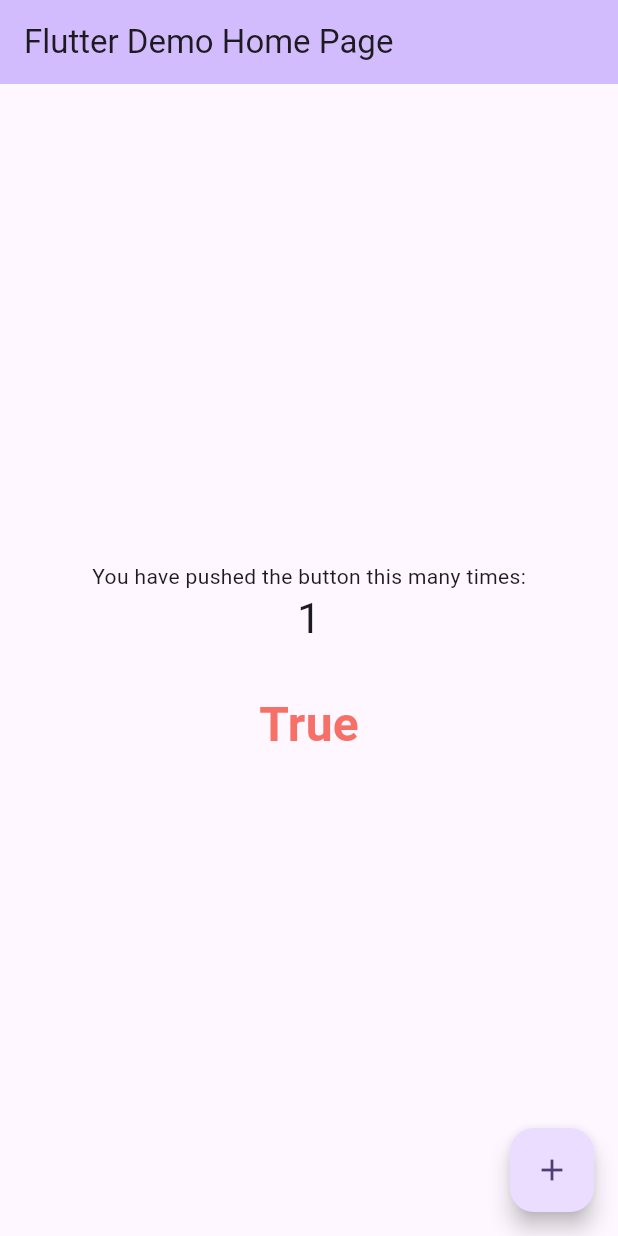
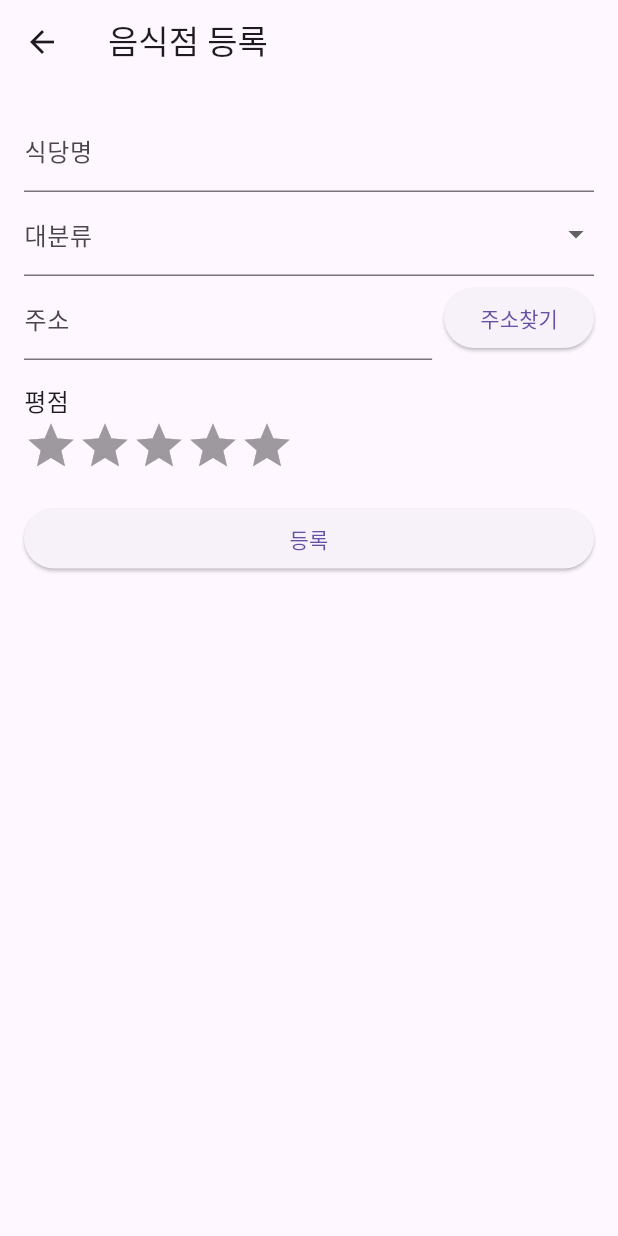
Before and after one commit to conon25/flutter-practice2, a Flutter app: the screen it shows after launch, after a tap on the "add" icon, on a phone screen of 412 x 824 dp. Run offline on Flutter 3.47's test engine with Material 3 defaults, Android fonts, the phone set to English and light mode, and no system bars; drawn by our look-alikes of flutter_rating_bar; missing offline and left inert: daum_postcode_search.

Commit message:
박기태

```diff
--- /dev/null
+++ b/lib/AddRestaurantScreen.dart
@@ -0,0 +1,166 @@
+import 'package:flutter/material.dart';
+import 'package:flutter_rating_bar/flutter_rating_bar.dart';
+import 'package:daum_postcode_search/daum_postcode_search.dart';
+import 'restaurant.dart';
+
+final categories = {
+  '한식': ['분식', '고기집', '국밥'],
+  '중식': ['짜장면', '짬뽕'],
+  '일식': ['스시', '라멘'],
+  '양식': ['파스타', '스테이크'],
+  '기타': ['패스트푸드', '카페']
+};
+
+class AddRestaurantScreen extends StatefulWidget {
+  @override
+  _AddRestaurantScreenState createState() => _AddRestaurantScreenState();
+}
+
+class _AddRestaurantScreenState extends State<AddRestaurantScreen> {
+  final _formKey = GlobalKey<FormState>();
+  String name = '';
+  String? selectedCategory;
+  String? selectedSubCategory;
+  String address = '';
+  double rating = 0.0;
+  final TextEditingController addressController = TextEditingController();
+
+  @override
+  void dispose() {
+    addressController.dispose();
+    super.dispose();
+  }
+
+  @override
+  Widget build(BuildContext context) {
+    return Scaffold(
+      appBar: AppBar(title: Text('음식점 등록')),
+      body: Padding(
+        padding: EdgeInsets.all(16),
+        child: Form(
+          key: _formKey,
+          child: ListView(
+            children: [
+              TextFormField(
+                decoration: InputDecoration(labelText: '식당명'),
+                onSaved: (val) => name = val ?? '',
+                validator: (val) => val!.isEmpty ? '식당명을 입력하세요' : null,
+              ),
+              DropdownButtonFormField<String>(
+                decoration: InputDecoration(labelText: '대분류'),
+                value: selectedCategory,
+                items: categories.keys
+                    .map((cat) => DropdownMenuItem(value: cat, child: Text(cat)))
+                    .toList(),
+                onChanged: (val) {
+                  setState(() {
+                    selectedCategory = val;
+                    selectedSubCategory = null;
+                  });
+                },
+                validator: (val) => val == null ? '대분류를 선택하세요' : null,
+              ),
+              if (selectedCategory != null)
+                DropdownButtonFormField<String>(
+                  decoration: InputDecoration(labelText: '소분류'),
+                  value: selectedSubCategory,
+                  items: categories[selectedCategory]!
+                      .map((sub) => DropdownMenuItem(value: sub, child: Text(sub)))
+                      .toList(),
+                  onChanged: (val) {
+                    setState(() {
+                      selectedSubCategory = val;
+                    });
+                  },
+                  validator: (val) => val == null ? '소분류를 선택하세요' : null,
+                ),
+              Row(
+                children: [
+                  Expanded(
+                    child: TextFormField(
+                      controller: addressController,
+                      decoration: InputDecoration(labelText: '주소'),
+                      readOnly: true,
+                      validator: (val) => val!.isEmpty ? '주소를 입력하세요' : null,
+                      onSaved: (val) => address = val ?? '',
+                    ),
+                  ),
+                  SizedBox(width: 8),
+                  ElevatedButton(
+                    onPressed: () async {
+                      final result = await Navigator.push(
+                        context,
+                        MaterialPageRoute(
+                          builder: (context) => Scaffold(
+                            appBar: AppBar(title: Text('주소 검색')),
+                            body: DaumPostcodeSearch(
+                              onConsoleMessage: (_, message) => print(message),
+                              onReceivedError: (controller, request, error) {
+                                ScaffoldMessenger.of(context).showSnackBar(
+                                  SnackBar(content: Text('로딩 에러: ${error.description}')),
+                                );
+                              },
+                            ),
+                          ),
+                        ),
+                      );
+                      if (result != null) {
+                        // DataModel 타입: result.address, Map 타입: result['address']
+                        String? addressValue;
+                        if (result is Map && result['address'] != null) {
+                          addressValue = result['address'];
+                        } else if (result.address != null) {
+                          addressValue = result.address;
+                        }
+                        if (addressValue != null && addressValue.isNotEmpty) {
+                          setState(() {
+                            addressController.text = addressValue!;
+                          });
+                        }
+                      }
+                    },
+                    child: Text('주소찾기'),
+                  ),
+                ],
+              ),
+              SizedBox(height: 16),
+              Text('평점', style: TextStyle(fontSize: 16)),
+              RatingBar.builder(
+                initialRating: 0,
+                minRating: 0.5,
+                allowHalfRating: true,
+                itemSize: 36,
+                direction: Axis.horizontal,
+                itemCount: 5,
+                itemBuilder: (context, _) => Icon(Icons.star, color: Colors.amber),
+                onRatingUpdate: (value) {
+                  setState(() {
+                    rating = value;
+                  });
+                },
+              ),
+              SizedBox(height: 20),
+              ElevatedButton(
+                child: Text('등록'),
+                onPressed: () {
+                  if (_formKey.currentState!.validate()) {
+                    _formKey.currentState!.save();
+                    Navigator.pop(
+                        context,
+                        Restaurant(
+                          name: name,
+                          category: selectedCategory ?? '',
+                          subCategory: selectedSubCategory ?? '',
+                          address: addressController.text,
+                          rating: rating,
+                        ));
+                  }
+                },
+              ),
+            ],
+          ),
+        ),
+      ),
+    );
+  }
+}
--- a/lib/main.dart
+++ b/lib/main.dart
@@ -1,103 +1,85 @@
-import 'dart:async';
 import 'package:flutter/material.dart';
+import 'AddRestaurantScreen.dart';
+import 'restaurant.dart';
+
+// 더미 데이터
+final List<Restaurant> dummyRestaurants = [
+  Restaurant(
+    name: '김밥천국',
+    category: '한식',
+    subCategory: '분식',
+    address: '서울시 강남구',
+    rating: 4.2,
+  ),
+  Restaurant(
+    name: '고기굽는집',
+    category: '한식',
+    subCategory: '고기집',
+    address: '서울시 종로구',
+    rating: 4.8,
+  ),
+  Restaurant(
+    name: '파스타하우스',
+    category: '양식',
+    subCategory: '파스타',
+    address: '서울시 마포구',
+    rating: 3.9,
+  ),
+];
 
 void main() {
-  runApp(const MyApp());
+  runApp(RestaurantReviewApp());
 }
 
-class MyApp extends StatelessWidget {
-  const MyApp({super.key});
-
+class RestaurantReviewApp extends StatelessWidget {
   @override
   Widget build(BuildContext context) {
     return MaterialApp(
-      title: 'Flutter Demo Branch',
+      title: '음식점 리뷰',
       theme: ThemeData(
-        colorScheme: ColorScheme.fromSeed(seedColor: Colors.deepPurple),
-        useMaterial3: true,
+        primarySwatch: Colors.blue,
       ),
-      home: const MyHomePage(title: 'Flutter Demo Home Page'),
+      home: MainScreen(),
     );
   }
 }
 
-class MyHomePage extends StatefulWidget {
-  const MyHomePage({super.key, required this.title});
-
-  final String title;
-
+class MainScreen extends StatefulWidget {
   @override
-  State<MyHomePage> createState() => _MyHomePageState();
+  State<MainScreen> createState() => _MainScreenState();
 }
 
-class _MyHomePageState extends State<MyHomePage> {
-  int _counter = 0;
-
-  // 깜빡임 상태 변수와 타이머 선언
-  bool _showTrue = true;
-  late Timer _timer;
-
-  @override
-  void initState() {
-    super.initState();
-    // 1초마다 _showTrue 값을 토글
-    _timer = Timer.periodic(const Duration(seconds: 1), (timer) {
-      setState(() {
-        _showTrue = !_showTrue;
-      });
-    });
-  }
-
-  @override
-  void dispose() {
-    _timer.cancel(); // 타이머 해제
-    super.dispose();
-  }
-
-  void _incrementCounter() {
-    setState(() {
-      _counter++;
-    });
-  }
+class _MainScreenState extends State<MainScreen> {
+  List<Restaurant> restaurantList = List.from(dummyRestaurants);
 
   @override
   Widget build(BuildContext context) {
     return Scaffold(
-      appBar: AppBar(
-        backgroundColor: Theme.of(context).colorScheme.inversePrimary,
-        title: Text(widget.title),
-      ),
-      body: Center(
-        child: Column(
-          mainAxisAlignment: MainAxisAlignment.center,
-          children: <Widget>[
-            const Text(
-              'You have pushed the button this many times:',
-            ),
-            Text(
-              '$_counter',
-              style: Theme.of(context).textTheme.headlineMedium,
-            ),
-            const SizedBox(height: 30),
-            AnimatedOpacity(
-              opacity: _showTrue ? 1.0 : 0.0,
-              duration: const Duration(milliseconds: 400),
-              child: const Text(
-                'True',
-                style: TextStyle(
-                  color: Colors.red,
-                  fontSize: 32,
-                  fontWeight: FontWeight.bold,
-                ),
-              ),
-            ),
-          ],
-        ),
+      appBar: AppBar(title: Text('음식점 리뷰')),
+      body: ListView.builder(
+        itemCount: restaurantList.length,
+        itemBuilder: (context, index) {
+          final restaurant = restaurantList[index];
+          return ListTile(
+            title: Text(restaurant.name),
+            subtitle: Text('${restaurant.category} > ${restaurant.subCategory}\n${restaurant.address}'),
+            trailing: Text('⭐️ ${restaurant.rating}'),
+          );
+        },
       ),
       floatingActionButton: FloatingActionButton(
-        onPressed: _incrementCounter,
-        tooltip: 'Increment',
-        child: const Icon(Icons.add),
+        child: Icon(Icons.add),
+        onPressed: () async {
+          final newRestaurant = await Navigator.push(
+            context,
+            MaterialPageRoute(builder: (context) => AddRestaurantScreen()),
+          );
+          if (newRestaurant != null) {
+            setState(() {
+              restaurantList.add(newRestaurant);
+            });
+          }
+        },
       ),
     );
   }
--- /dev/null
+++ b/lib/restaurant.dart
@@ -0,0 +1,15 @@
+class Restaurant {
+  final String name;         // 식당명
+  final String category;     // 대분류 (예: 한식, 중식 등)
+  final String subCategory;  // 소분류 (예: 고기집, 분식 등)
+  final String address;      // 주소
+  final double rating;       // 평점
+
+  Restaurant({
+    required this.name,
+    required this.category,
+    required this.subCategory,
+    required this.address,
+    required this.rating,
+  });
+}
--- a/pubspec.yaml
+++ b/pubspec.yaml
@@ -30,7 +30,8 @@ environment:
 dependencies:
   flutter:
     sdk: flutter
-
+  flutter_rating_bar: ^4.0.1
+  daum_postcode_search: ^0.0.3
 
   # The following adds the Cupertino Icons font to your application.
   # Use with the CupertinoIcons class for iOS style icons.
```
Also changed, not shown: pubspec.lock, 210 other files.
